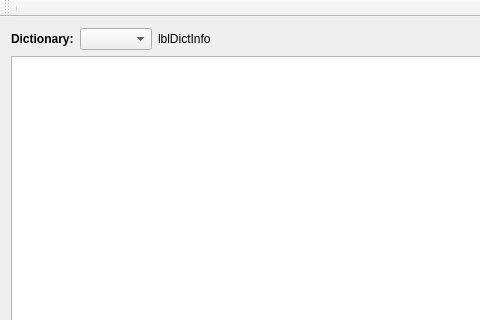
First picture: the form in Forms/CMain.ui, repository skynowa/iTeacher, before the edit; both pictures show x 0 to 480 and y 0 to 320 of the 584 by 403 pixel window.
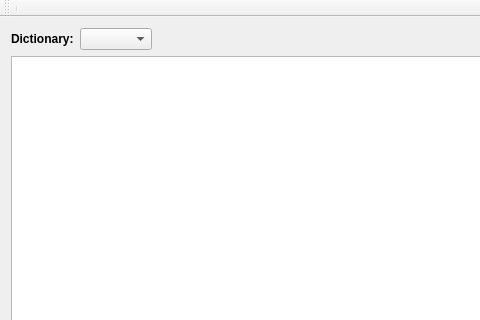
Second picture: the form after the edit.

Commit message: FIX: warnings FIX: CMain::cboDictionaryPath_reload

Diff of the .ui file:
```diff
--- a/Forms/CMain.ui
+++ b/Forms/CMain.ui
@@ -35,7 +35,7 @@
         <item>
          <widget class="QLabel" name="lblDictInfo">
           <property name="text">
-           <string>lblDictInfo</string>
+           <string/>
           </property>
          </widget>
         </item>
```
Left out of the diff: 2 changed lines with no effect on the pictures. The commit also changes 1 other file.
